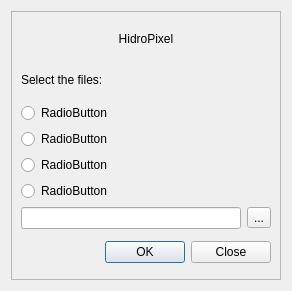
The window that hidroPixel_dialog_base.ui (pedmap/HidroPixel_test) describes before a commit, drawn with Qt 5.
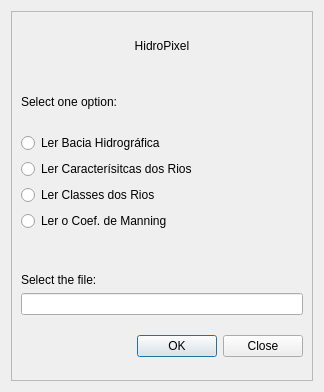
The same window after the commit.

```diff
--- a/hidroPixel_dialog_base.ui
+++ b/hidroPixel_dialog_base.ui
@@ -6,8 +6,8 @@
    <rect>
     <x>0</x>
     <y>0</y>
-    <width>292</width>
-    <height>291</height>
+    <width>324</width>
+    <height>392</height>
    </rect>
   </property>
   <property name="windowTitle">
@@ -23,69 +23,20 @@
       <enum>QFrame::Raised</enum>
      </property>
      <layout class="QGridLayout" name="gridLayout">
-      <item row="2" column="0">
-       <widget class="QRadioButton" name="radioButton">
-        <property name="text">
-         <string>RadioButton</string>
-        </property>
-       </widget>
-      </item>
-      <item row="0" column="0">
-       <widget class="QLabel" name="label_2">
-        <property name="whatsThis">
-         <string extracomment="sdsd"/>
-        </property>
-        <property name="styleSheet">
-         <string notr="true">font: 700 12pt &quot;Segoe UI&quot;;
-rgb:213, 213, 213;</string>
-        </property>
-        <property name="text">
-         <string>HidroPixel</string>
-        </property>
-        <property name="alignment">
-         <set>Qt::AlignCenter</set>
-        </property>
-       </widget>
-      </item>
-      <item row="4" column="0">
-       <widget class="QRadioButton" name="radioButton_3">
-        <property name="text">
-         <string>RadioButton</string>
-        </property>
-       </widget>
-      </item>
       <item row="3" column="0">
-       <widget class="QRadioButton" name="radioButton_2">
-        <property name="text">
-         <string>RadioButton</string>
+       <widget class="QRadioButton" name="radioButton">
+        <property name="toolTip">
+         <string>&lt;html&gt;&lt;head/&gt;&lt;body&gt;&lt;p align=&quot;justify&quot;&gt;Realiza a leitura da delimitação da bacia hidrográfica (arquivo raster).&lt;/p&gt;&lt;/body&gt;&lt;/html&gt;</string>
         </property>
-       </widget>
-      </item>
-      <item row="1" column="0">
-       <widget class="QLabel" name="label">
         <property name="styleSheet">
-         <string notr="true">font: 12pt &quot;Segoe UI&quot;;</string>
+         <string notr="true">font: 10pt &quot;Segoe UI&quot;;</string>
         </property>
         <property name="text">
-         <string>Select the files:</string>
+         <string>Ler Bacia Hidrográfica</string>
         </property>
        </widget>
       </item>
-      <item row="6" column="0">
-       <layout class="QHBoxLayout" name="horizontalLayout">
-        <item>
-         <widget class="QLineEdit" name="lineEdit"/>
-        </item>
-        <item>
-         <widget class="QToolButton" name="toolButton">
-          <property name="text">
-           <string>...</string>
-          </property>
-         </widget>
-        </item>
-       </layout>
-      </item>
-      <item row="7" column="0">
+      <item row="9" column="0">
        <widget class="QDialogButtonBox" name="button_box">
         <property name="sizePolicy">
          <sizepolicy hsizetype="Expanding" vsizetype="Maximum">
@@ -116,13 +67,99 @@
         </property>
        </widget>
       </item>
-      <item row="5" column="0">
+      <item row="0" column="0">
+       <widget class="QLabel" name="label_2">
+        <property name="whatsThis">
+         <string extracomment="sdsd"/>
+        </property>
+        <property name="styleSheet">
+         <string notr="true">font: 700 16pt &quot;Segoe UI&quot;;
+rgb:213, 213, 213;</string>
+        </property>
+        <property name="text">
+         <string>HidroPixel</string>
+        </property>
+        <property name="alignment">
+         <set>Qt::AlignCenter</set>
+        </property>
+       </widget>
+      </item>
+      <item row="7" column="0" alignment="Qt::AlignBottom">
+       <widget class="QLabel" name="label">
+        <property name="styleSheet">
+         <string notr="true">font: 90 11pt &quot;Segoe UI&quot;;</string>
+        </property>
+        <property name="text">
+         <string>Select the file:</string>
+        </property>
+       </widget>
+      </item>
+      <item row="1" column="0">
+       <widget class="QLabel" name="label_3">
+        <property name="styleSheet">
+         <string notr="true">font: 90 11pt &quot;Segoe UI&quot;;</string>
+        </property>
+        <property name="text">
+         <string>Select one option:</string>
+        </property>
+       </widget>
+      </item>
+      <item row="4" column="0">
+       <widget class="QRadioButton" name="radioButton_2">
+        <property name="toolTip">
+         <string>&lt;html&gt;&lt;head/&gt;&lt;body&gt;&lt;p align=&quot;justify&quot;&gt;Realiza a leitura do arquivo com as informações sobre, classe, declividade, etc. dos rios.&lt;/p&gt;&lt;/body&gt;&lt;/html&gt;</string>
+        </property>
+        <property name="styleSheet">
+         <string notr="true">font: 10pt &quot;Segoe UI&quot;;</string>
+        </property>
+        <property name="text">
+         <string>Ler Caracterísitcas dos Rios</string>
+        </property>
+       </widget>
+      </item>
+      <item row="6" column="0">
        <widget class="QRadioButton" name="radioButton_4">
+        <property name="toolTip">
+         <string>&lt;html&gt;&lt;head/&gt;&lt;body&gt;&lt;p align=&quot;justify&quot;&gt;Ler o uso e ocupação do solo da bacia e expressa o coeficiente de rugosidade de Manning para eles.&lt;/p&gt;&lt;/body&gt;&lt;/html&gt;</string>
+        </property>
+        <property name="styleSheet">
+         <string notr="true">font: 10pt &quot;Segoe UI&quot;;</string>
+        </property>
         <property name="text">
-         <string>RadioButton</string>
+         <string>Ler o Coef. de Manning</string>
         </property>
        </widget>
       </item>
+      <item row="5" column="0">
+       <widget class="QRadioButton" name="radioButton_3">
+        <property name="toolTip">
+         <string>&lt;html&gt;&lt;head/&gt;&lt;body&gt;&lt;p align=&quot;justify&quot;&gt;Ler as diferentes classes dos rios contidos na bacia hidrigráfica em questão.&lt;/p&gt;&lt;/body&gt;&lt;/html&gt;</string>
+        </property>
+        <property name="styleSheet">
+         <string notr="true">font: 10pt &quot;Segoe UI&quot;;</string>
+        </property>
+        <property name="text">
+         <string>Ler Classes dos Rios</string>
+        </property>
+       </widget>
+      </item>
+      <item row="8" column="0">
+       <layout class="QHBoxLayout" name="horizontalLayout">
+        <item>
+         <widget class="QLineEdit" name="lineEdit">
+          <property name="toolTip">
+           <string>&lt;html&gt;&lt;head/&gt;&lt;body&gt;&lt;p align=&quot;justify&quot;&gt;Please, choose only text or raster files!&lt;/p&gt;&lt;/body&gt;&lt;/html&gt;</string>
+          </property>
+          <property name="inputMask">
+           <string/>
+          </property>
+          <property name="text">
+           <string/>
+          </property>
+         </widget>
+        </item>
+       </layout>
+      </item>
      </layout>
     </widget>
    </item>
```
Left out of the diff: 2 changed lines with no effect on the pictures.
